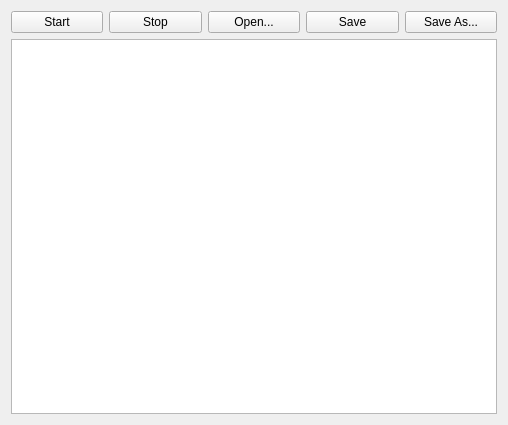
Old version of the form EngineTest/ui/ScriptEditorWidget.ui in the repository pvdk/QtOgreFramework.
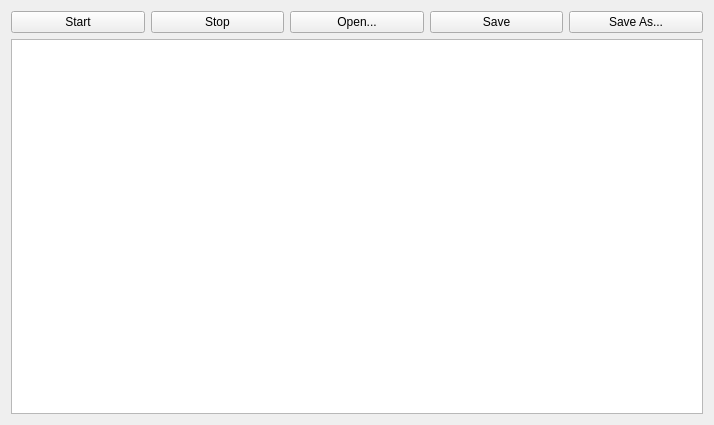
New version of the form.

```diff
--- a/EngineTest/ui/ScriptEditorWidget.ui
+++ b/EngineTest/ui/ScriptEditorWidget.ui
@@ -6,7 +6,7 @@
    <rect>
     <x>0</x>
     <y>0</y>
-    <width>508</width>
+    <width>714</width>
     <height>425</height>
    </rect>
   </property>
@@ -50,7 +50,14 @@
     </widget>
    </item>
    <item row="1" column="0" colspan="5">
-    <widget class="QPlainTextEdit" name="m_pTextEdit"/>
+    <widget class="QPlainTextEdit" name="m_pTextEdit">
+     <property name="font">
+      <font>
+       <family>Courier New</family>
+       <pointsize>12</pointsize>
+      </font>
+     </property>
+    </widget>
    </item>
   </layout>
  </widget>
```
